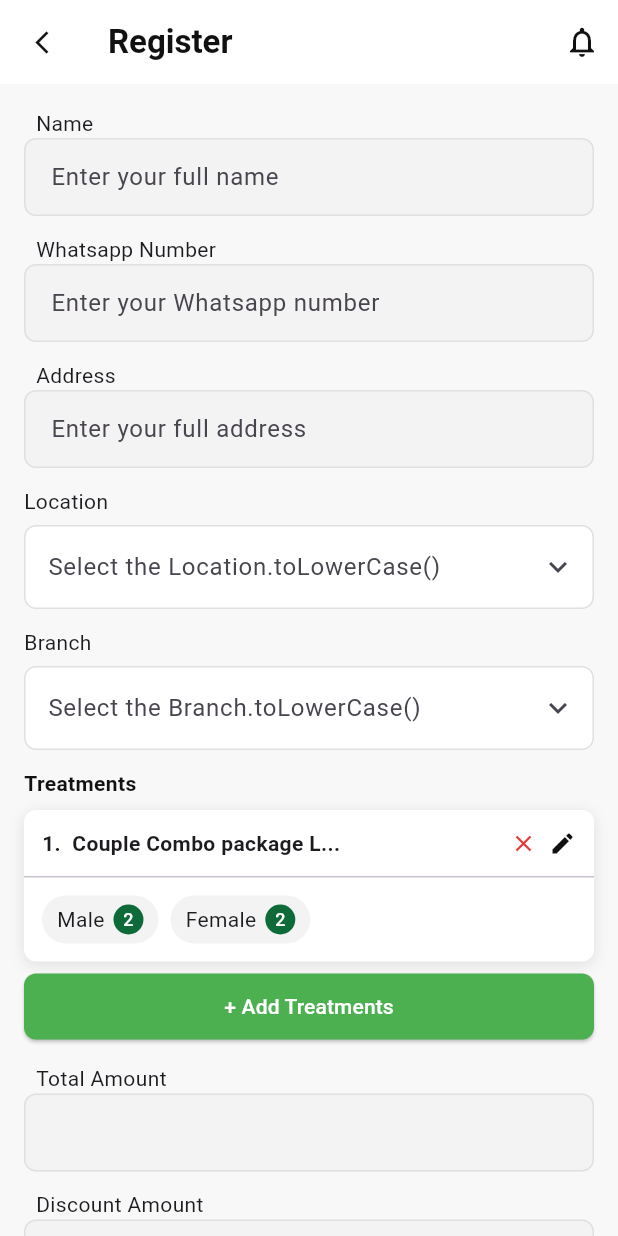
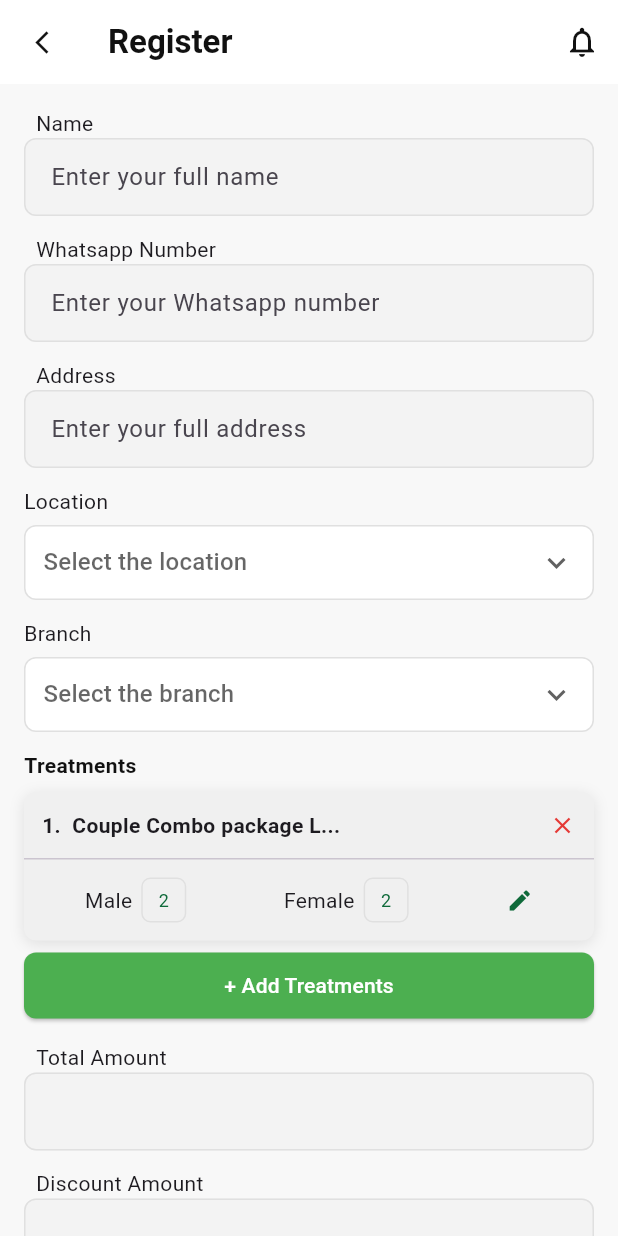
Before and after one commit to Shiju738/noviindus_machine_test, a Flutter app: the RegisterView screen opened by its route, on a phone screen of 412 x 824 dp. Run offline on Flutter 3.47's test engine with Material 3 defaults, Android fonts, the phone set to English and light mode, and no system bars; our stand-ins replace dio, get.

Commit message:
register ui dummy done

```diff
--- a/lib/helpers/colors/app_colors.dart
+++ b/lib/helpers/colors/app_colors.dart
@@ -28,4 +28,5 @@ class AppColors {
 
   //
   static const Color lightGreen = Color(0xFF4CAF50);
+  static const Color lightGrey = Color(0xFFF0F0F0);
 }
--- a/lib/modules/register/register_controller.dart
+++ b/lib/modules/register/register_controller.dart
@@ -17,6 +17,16 @@ class RegisterController extends GetxController {
   final RxInt femaleCount = 2.obs;
 
   final RxString paymentMethod = 'Cash'.obs;
+
+  // Dummy dropdown data
+  final List<String> locations = const ['Kochi', 'Trivandrum', 'Calicut'];
+  final List<String> branches = const [
+    'Main Branch',
+    'City Center',
+    'North Wing',
+  ];
+  final RxnString selectedLocation = RxnString();
+  final RxnString selectedBranch = RxnString();
 
   void incrementMale() => maleCount.value++;
   void decrementMale() {
--- a/lib/modules/register/register_view.dart
+++ b/lib/modules/register/register_view.dart
@@ -64,9 +64,19 @@ class RegisterView extends GetView<RegisterController> {
               ),
               const SizedBox(height: 12),
 
-              const _DropdownField(label: 'Location'),
+              _DropdownField(
+                label: 'Location',
+                items: controller.locations,
+                selected: controller.selectedLocation,
+                onChanged: (v) => controller.selectedLocation.value = v,
+              ),
               const SizedBox(height: 12),
-              const _DropdownField(label: 'Branch'),
+              _DropdownField(
+                label: 'Branch',
+                items: controller.branches,
+                selected: controller.selectedBranch,
+                onChanged: (v) => controller.selectedBranch.value = v,
+              ),
               const SizedBox(height: 12),
 
               const Text(
@@ -178,39 +188,49 @@ class RegisterView extends GetView<RegisterController> {
 
 class _DropdownField extends StatelessWidget {
   final String label;
-  const _DropdownField({required this.label});
+  final List<String> items;
+  final RxnString? selected;
+  final ValueChanged<String?>? onChanged;
+  const _DropdownField({
+    required this.label,
+    this.items = const [],
+    this.selected,
+    this.onChanged,
+  });
 
   @override
   Widget build(BuildContext context) {
+    Widget buildDropdown(String? value) {
+      return Container(
+        padding: const EdgeInsets.symmetric(horizontal: 12),
+        decoration: BoxDecoration(
+          color: AppColors.surface,
+          borderRadius: BorderRadius.circular(8),
+          border: Border.all(color: AppColors.border),
+        ),
+        child: DropdownButtonHideUnderline(
+          child: DropdownButton<String>(
+            value: value,
+            hint: Text('Select the ${label.toLowerCase()}'),
+            isExpanded: true,
+            items: items
+                .map((e) => DropdownMenuItem<String>(value: e, child: Text(e)))
+                .toList(),
+            onChanged: onChanged,
+            icon: const Icon(Icons.keyboard_arrow_down),
+          ),
+        ),
+      );
+    }
+
     return Column(
       crossAxisAlignment: CrossAxisAlignment.start,
       children: [
         Text(label, style: Theme.of(context).textTheme.bodyMedium),
         const SizedBox(height: 6),
-        TextField(
-          readOnly: true,
-          decoration: InputDecoration(
-            hintText: 'Select the $label.toLowerCase()',
-            suffixIcon: const Icon(Icons.keyboard_arrow_down),
-            filled: true,
-            fillColor: AppColors.surface,
-            border: OutlineInputBorder(
-              borderRadius: BorderRadius.circular(8),
-              borderSide: const BorderSide(color: AppColors.border),
-            ),
-            enabledBorder: OutlineInputBorder(
-              borderRadius: BorderRadius.circular(8),
-              borderSide: const BorderSide(color: AppColors.border),
-            ),
-            focusedBorder: OutlineInputBorder(
-              borderRadius: BorderRadius.circular(8),
-              borderSide: const BorderSide(
-                color: AppColors.primary,
-                width: 1.2,
-              ),
-            ),
-          ),
-        ),
+        selected == null
+            ? buildDropdown(null)
+            : Obx(() => buildDropdown(selected!.value)),
       ],
     );
   }
@@ -224,7 +244,7 @@ class _TreatmentCard extends StatelessWidget {
   Widget build(BuildContext context) {
     return Container(
       decoration: BoxDecoration(
-        color: AppColors.surface,
+        color: AppColors.lightGrey,
         borderRadius: BorderRadius.circular(8),
         boxShadow: const [
           BoxShadow(
@@ -247,8 +267,6 @@ class _TreatmentCard extends StatelessWidget {
                 ),
                 Spacer(),
                 Icon(Icons.close, color: AppColors.danger, size: 18),
-                SizedBox(width: 8),
-                Icon(Icons.edit, color: AppColors.textPrimary, size: 18),
               ],
             ),
           ),
@@ -256,10 +274,13 @@ class _TreatmentCard extends StatelessWidget {
           Padding(
             padding: const EdgeInsets.all(12.0),
             child: Row(
+              mainAxisAlignment: MainAxisAlignment.spaceEvenly,
               children: [
                 _Chip(label: 'Male', value: controller.maleCount),
                 const SizedBox(width: 8),
                 _Chip(label: 'Female', value: controller.femaleCount),
+                const SizedBox(width: 8),
+                Icon(Icons.edit, color: AppColors.primary, size: 18),
               ],
             ),
           ),
@@ -276,29 +297,29 @@ class _Chip extends StatelessWidget {
 
   @override
   Widget build(BuildContext context) {
-    return Container(
-      decoration: BoxDecoration(
-        color: AppColors.fieldFill,
-        borderRadius: BorderRadius.circular(100),
-      ),
-      padding: const EdgeInsets.symmetric(horizontal: 10, vertical: 6),
-      child: Row(
+    return Row(
+      mainAxisAlignment: MainAxisAlignment.spaceBetween,
       children: [
         Text(label),
         const SizedBox(width: 6),
         Obx(
-            () => CircleAvatar(
-              radius: 10,
-              backgroundColor: AppColors.primary,
-              foregroundColor: AppColors.onPrimary,
+          () => Container(
+            width: 30,
+            height: 30,
+            alignment: Alignment.center,
+            decoration: BoxDecoration(
+              color: AppColors.lightGrey,
+              borderRadius: BorderRadius.circular(6),
+              border: Border.all(color: AppColors.border),
+            ),
+            padding: const EdgeInsets.symmetric(horizontal: 6, vertical: 2),
             child: Text(
               '${value.value}',
-                style: const TextStyle(fontSize: 12),
+              style: const TextStyle(fontSize: 12, color: AppColors.primary),
             ),
           ),
         ),
       ],
-      ),
     );
   }
 }
@@ -418,6 +439,7 @@ void _showAddTreatmentSheet(
   showModalBottomSheet(
     context: context,
     isScrollControlled: true,
+    backgroundColor: AppColors.background,
     shape: const RoundedRectangleBorder(
       borderRadius: BorderRadius.vertical(top: Radius.circular(16)),
     ),
```
Lines whose indentation alone changed are shown as unchanged.
